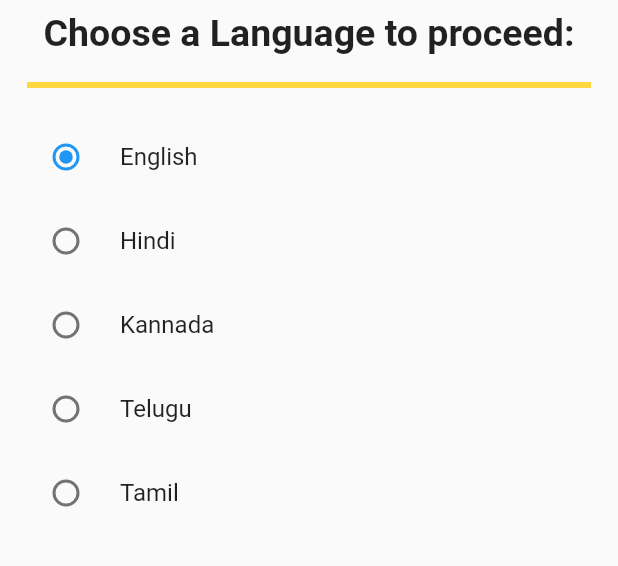
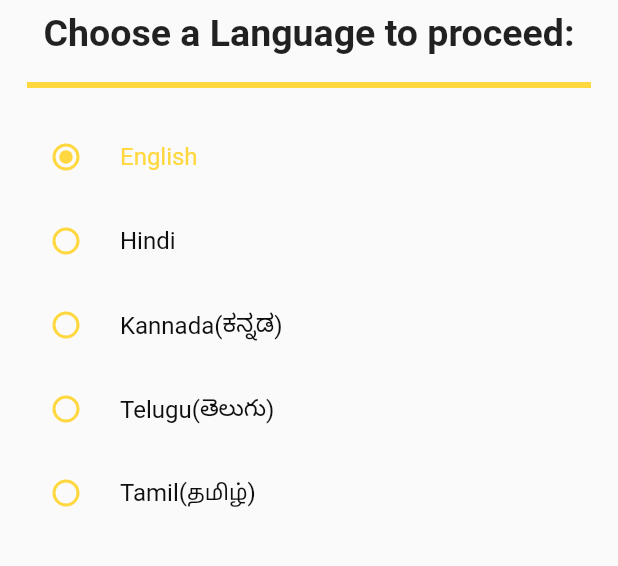
Before and after one commit to priyam2531/rapido, a Flutter app: the WelcomePageFour screen opened directly, on a phone screen of 412 x 824 dp, the part 179-745 px from its top. Run offline on Flutter 3.47's test engine with Material 2 defaults, Android fonts, the phone set to English and light mode, and no system bars; missing offline and left inert: ticket_material.

Commit message:
[HG]-hevin radiolisttile

```diff
--- a/lib/config/string_config.dart
+++ b/lib/config/string_config.dart
@@ -17,6 +17,7 @@ class StringConfig{
   static String repidopowerpass="Rapido Power Pass";
   static String schedulearide="Schedule a Ride";
   static String chooseaproced="Choose a Language to proceed:";
+  static String privacypolicy="By continuing, you agree to our Terms of Service and Privacy Policy.";
   static String rideinadvance="Avoid delays in commute by scheduling a ride in advance.";
   static String faltrates="Pass for daily commuters to make their commute easy with flat rates";
   static String intro ="Same day delivery of your packages by our Captains to provide you with a seamless delivery experience.";
--- a/lib/constant/app_images.dart
+++ b/lib/constant/app_images.dart
@@ -1,6 +1,6 @@
 class AppImages{
   static const String logo = "assets/repidologo.png";
-  static const String taxi = "assets/pilot-taxi 1.png";
+  static const String taxi = "assets/pilot taxi.png";
   static const String delivary = "assets/delivery.png";
   static const String profile = "assets/profile.png";
   static const String userpic= "assets/user_photo.png";
@@ -8,4 +8,6 @@ class AppImages{
   static const String prbox= "assets/Group_31-removebg-preview.png";
   static const String ride= "assets/taxi.png";
   static const String Aaplphabet= "assets/A alphabet.png";
+  static const String facebbok= "assets/facebook.png";
+  static const String google = "assets/google.png";
 }
--- a/lib/pages/welcome/welcome_page_four.dart
+++ b/lib/pages/welcome/welcome_page_four.dart
@@ -37,8 +37,8 @@ class _WelcomePageFourState extends State<WelcomePageFour> {
             style: TextStyle(
                 fontSize: AppFont.fontSize25, fontWeight: FontWeight.bold),
           ),
-          Padding(
-            padding: const EdgeInsets.all(10.0),
+          const Padding(
+            padding: EdgeInsets.all(10.0),
             child: Divider(
               height: 20,
               thickness: 4,
@@ -46,66 +46,78 @@ class _WelcomePageFourState extends State<WelcomePageFour> {
             ),
           ),
           RadioListTile(
-            title: Text('English'),
-            value: 1, // Assign a value of 1 to this option
+            fillColor: MaterialStateProperty.all(AppColor.yellow),
+            title: Text(
+              'English',
+              style: TextStyle(
+                  color:  _selectedValue == 1 ? AppColor.yellow : AppColor.black),
+            ),
+            value: 1,
             groupValue:
-            _selectedValue, // Use _selectedValue to track the selected option
+                _selectedValue,
             onChanged: (value) {
               setState(() {
-                _selectedValue =
-                value!; // Update _selectedValue when option 1 is selected
+                _selectedValue = value!;
               });
             },
           ),
           RadioListTile(
-            title: Text('Hindi'), // Display the title for option 1
-            // Display a subtitle for option 1
-            value: 2, // Assign a value of 1 to this option
-            groupValue:
-            _selectedValue, // Use _selectedValue to track the selected option
+            fillColor: MaterialStateProperty.all(AppColor.yellow),
+            title: Text(
+              'Hindi',
+              style: TextStyle(
+                  color: _selectedValue == 2 ? AppColor.yellow : AppColor.black),
+            ),
+            value: 2,
+            groupValue: _selectedValue,
             onChanged: (value) {
               setState(() {
-                _selectedValue =
-                value!; // Update _selectedValue when option 1 is selected
+                _selectedValue = value!;
               });
             },
           ),
           RadioListTile(
-            title: Text('Kannada'), // Display the title for option 2
-            // Display a subtitle for option 2
-            value: 3, // Assign a value of 2 to this option
-            groupValue:
-            _selectedValue, // Use _selectedValue to track the selected option
+            fillColor: MaterialStateProperty.all(AppColor.yellow),
+            title: Text(
+              'Kannada(ಕನ್ನಡ)',
+              style: TextStyle(
+                  color: _selectedValue == 3 ? AppColor.yellow : AppColor.black),
+            ),
+            value: 3,
+            groupValue: _selectedValue,
             onChanged: (value) {
               setState(() {
-                _selectedValue =
-                value!; // Update _selectedValue when option 2 is selected
+                _selectedValue = value!;
               });
             },
           ),
           RadioListTile(
-            title: Text('Telugu'), // Display the title for option 2
-           // Display a subtitle for option 2
-            value: 4, // Assign a value of 2 to this option
-            groupValue:
-            _selectedValue, // Use _selectedValue to track the selected option
+            fillColor: MaterialStateProperty.all(AppColor.yellow),
+            title: Text(
+              'Telugu(తెలుగు)',
+              style: TextStyle(
+                  color:  _selectedValue == 4 ? AppColor.yellow : AppColor.black),
+            ),
+            value: 4,
+            groupValue: _selectedValue,
             onChanged: (value) {
               setState(() {
-                _selectedValue =
-                value!; // Update _selectedValue when option 2 is selected
+                _selectedValue = value!;
               });
             },
           ),
           RadioListTile(
-            title: Text('Tamil'), // Display the title for option 2
-            // Display a subtitle for option 2
-            value: 5, // Assign a value of 2 to this option
-            groupValue:
-            _selectedValue, // Use _selectedValue to track the selected option
+            fillColor: MaterialStateProperty.all(AppColor.yellow),
+            title: Text(
+              'Tamil(தமிழ்)',
+              style: TextStyle(
+                  color: _selectedValue == 5 ? AppColor.yellow : AppColor.black),
+            ),
+            value: 5,
+            groupValue: _selectedValue,
             onChanged: (value) {
               setState(() {
-                _selectedValue =
-                value!; // Update _selectedValue when option 2 is selected
+                _selectedValue = value!;
               });
             },
           ),
```
Also changed, not shown: lib/authantication/sign_page_one.dart (added, +116 -0 lines), lib/authantication/sign_page_tow.dart (added, +16 -0 lines), assets/facebook.png (added), assets/google.png (added).
